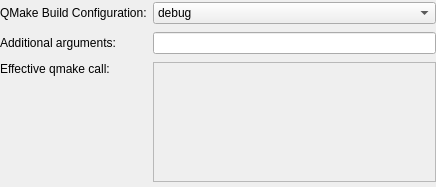
Old version of the form src/plugins/qt4projectmanager/qmakestep.ui in the repository qt-creator/qt-creator.
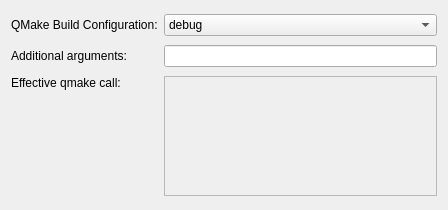
New version of the form.

Diff of the .ui file:
```diff
--- a/src/plugins/qt4projectmanager/qmakestep.ui
+++ b/src/plugins/qt4projectmanager/qmakestep.ui
@@ -6,17 +6,11 @@
    <rect>
     <x>0</x>
     <y>0</y>
-    <width>436</width>
-    <height>187</height>
+    <width>448</width>
+    <height>210</height>
    </rect>
   </property>
   <layout class="QFormLayout" name="formLayout">
-   <property name="fieldGrowthPolicy">
-    <enum>QFormLayout::ExpandingFieldsGrow</enum>
-   </property>
-   <property name="margin">
-    <number>0</number>
-   </property>
    <item row="0" column="0">
     <widget class="QLabel" name="label_2">
      <property name="text">
```
